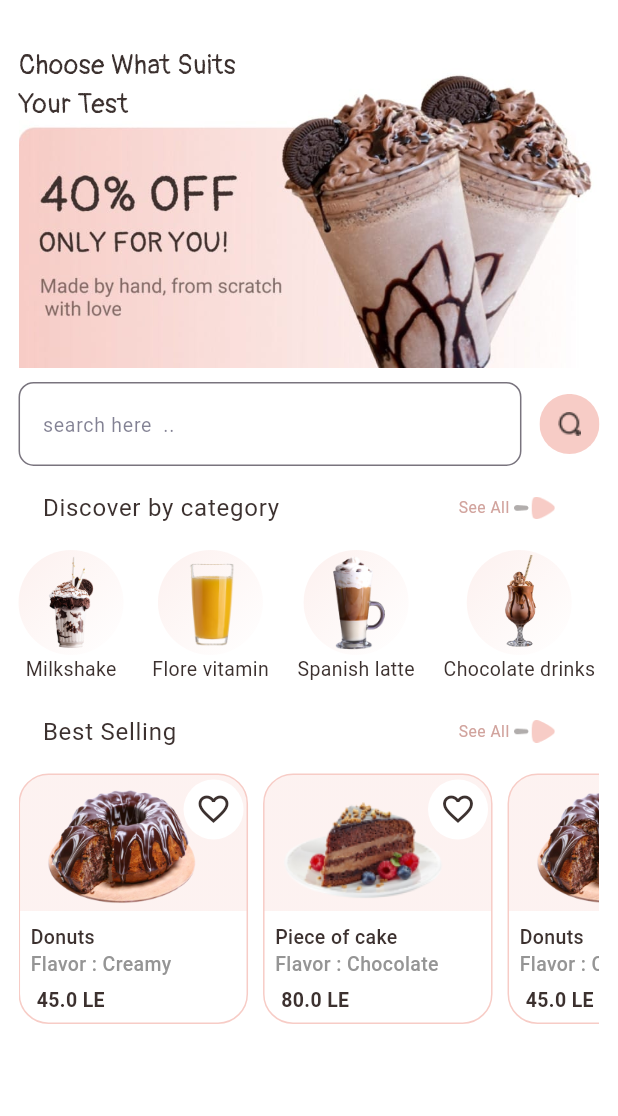
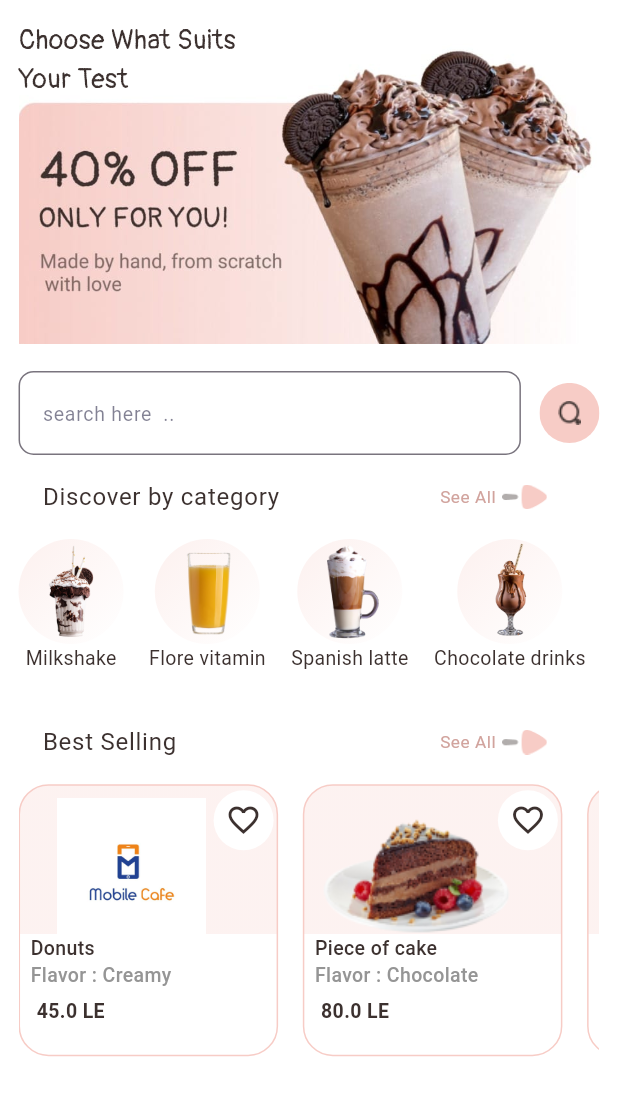
Before and after one commit to mohamedamr77/flowercafeapp, a Flutter app: the HomePageScreen screen opened directly, on a phone screen of 412 x 824 dp, the part 74-1190 px from its top. Run offline on Flutter 3.47's test engine with Material 3 defaults, Android fonts, the phone set to English and light mode, and no system bars; our stand-ins replace animate_do.

Commit message:
add media query

```diff
--- a/lib/model_varibale/best_selling/list_best_selling.dart
+++ b/lib/model_varibale/best_selling/list_best_selling.dart
@@ -7,7 +7,7 @@ import 'bestselling_model.dart';
 
 List<BestSellinModel> bestSellingList=[
   BestSellinModel(
-      image: ImageApp.donuts_Image,
+      image: "assets/images/mobilecafe.jpg",
       nameProduct: AppText.donatsText,
       flavor: "Creamy",
       price: 45,
@@ -55,7 +55,7 @@ List<BestSellinModel> bestSellingList=[
     price: 80,
   ),
   BestSellinModel(
-    image: ImageApp.donuts_Image,
+    image: "assets/images/meat.png",
     nameProduct: AppText.donatsText,
     flavor: "Creamy",
     price: 45,
--- a/lib/widget/best_selling_widget/best_selling_item.dart
+++ b/lib/widget/best_selling_widget/best_selling_item.dart
@@ -15,8 +15,8 @@ class _CustomBestSellingItemState extends State<CustomBestSellingItem> {
     return   Stack(
       children: [
         Container(
-          height: 167,
-          width: 153,
+          height: MediaQuery.of(context).size.height*0.22,
+          width: MediaQuery.of(context).size.width*0.42,
           decoration: BoxDecoration(
               gradient: LinearGradient(
                   colors: [
@@ -33,14 +33,13 @@ class _CustomBestSellingItemState extends State<CustomBestSellingItem> {
               )
           ),
         ),
+
         Positioned(
           left: 8,
-          right:28 ,
+          right:30 ,
           top:9 ,
           bottom: 81,
           child: Image(
-            height: 78,
-            width: 117,
             image: AssetImage(bestSellingList[widget.index].image),
           ),
         ),
--- a/lib/widget/home_page_widget/home_page_body.dart
+++ b/lib/widget/home_page_widget/home_page_body.dart
@@ -17,38 +17,36 @@ class CustomHomePageBody extends StatelessWidget {
     return Padding(
       padding:  EdgeInsets.symmetric(
         horizontal:MediaQuery.of(context).size.width*0.03 ,
-        vertical:MediaQuery.of(context).size.height*0.03  ,
+        vertical:MediaQuery.of(context).size.height*0.01  ,
       ),
       child: CustomScrollView(
         slivers: [
-          SliverToBoxAdapter(child: const  CustomBanner(image: ImageApp.homePage_flower_Image, text: AppText.chooseSuitsText)),
-          SliverToBoxAdapter(child: const   SizedBox(height: 9,)),
-          SliverToBoxAdapter(child: CustomSearch()),
+          SliverToBoxAdapter(child: const  CustomBanner(image: ImageApp.homePage_flower_Image, text: AppText.chooseSuitsText)), //done
+          SliverToBoxAdapter(child:    SizedBox(height: MediaQuery.of(context).size.height*0.022,)), //done
+          SliverToBoxAdapter(child: CustomSearch()), //done
           SliverToBoxAdapter(
               child: CustomListtile(
                 text: AppText.discoverCategoryText,
                 onTap:() => Navigator.push(context, MaterialPageRoute(builder: (context) => MilkshakeScreen(),)),
-          )),
-          SliverToBoxAdapter(child: CustomListViewCategory()),
-          SliverToBoxAdapter(child: const  SizedBox(height: 5,)),
-          SliverToBoxAdapter(
+          )),  //done
+          SliverToBoxAdapter(child: CustomListViewCategory()), //done without radius circleavatar
+          SliverToBoxAdapter(child:   SizedBox(height:MediaQuery.of(context).size.height*0.01,)), //done
+           SliverToBoxAdapter(
             child: CustomListtile(
                 text: AppText.bestSellingText,
                 onTap: (){
                   Navigator.push(context, MaterialPageRoute(builder: (context) =>  BestSellingScreen()));
                 }
             ),
-          ),
+          ), //done
            SliverToBoxAdapter(
              child: SizedBox(
-               height: 170,
+               height: MediaQuery.of(context).size.height*0.23,
                child: ListView.separated(
                  scrollDirection: Axis.horizontal,
                  itemBuilder: (context, index) => CustomBestSellingItem(index: index),
                  separatorBuilder: (BuildContext context, int index) {
-                 return SizedBox(
-                     width: 10,
-                 );
+                 return SizedBox(width: MediaQuery.of(context).size.width*0.04,);
                  },
                  itemCount: bestSellingList.length,),
              ),
--- a/lib/widget/home_page_widget/list_tile_custom.dart
+++ b/lib/widget/home_page_widget/list_tile_custom.dart
@@ -20,8 +20,8 @@ class CustomListtile  extends StatelessWidget{
       trailing: GestureDetector(
         onTap: onTap,
         child: Container(
-          width: 70,
-          height: 15,
+          width: MediaQuery.of(context).size.width*0.2,
+          height: MediaQuery.of(context).size.height*0.02,
           child: Row(
             children: [
               FittedBox(
@@ -33,7 +33,7 @@ class CustomListtile  extends StatelessWidget{
                   ),
                 ),
               ),
-              SizedBox(width: 3,),
+              SizedBox(width: MediaQuery.of(context).size.width*0.01,),
               Image(image: AssetImage("assets/images/Arrow---Right.png")),
             ],
           ),
--- a/lib/widget/home_page_widget/listview_category.dart
+++ b/lib/widget/home_page_widget/listview_category.dart
@@ -6,13 +6,13 @@ class CustomListViewCategory extends StatelessWidget{
   @override
   Widget build(BuildContext context) {
     return SizedBox(
-      height: 88,
+      height: MediaQuery.of(context).size.width*0.241,
       child: ListView.separated(
         scrollDirection: Axis.horizontal,
         itemBuilder: (context, index) => CategoryItem(
           index: index,
         ),
-        itemCount: categoryList.length, separatorBuilder: (BuildContext context, int index) => SizedBox(width: 19,),
+        itemCount: categoryList.length, separatorBuilder: (BuildContext context, int index) => SizedBox(width: MediaQuery.of(context).size.width*0.041,),
       ),
     );
   }
--- a/lib/widget/home_page_widget/search.dart
+++ b/lib/widget/home_page_widget/search.dart
@@ -26,7 +26,7 @@ class CustomSearch extends StatelessWidget{
 
           ),
         ),
-        SizedBox(width: 12,),
+        SizedBox(width: MediaQuery.of(context).size.width*0.03,),
         ClipRRect(
           borderRadius: BorderRadius.only(
             bottomLeft: Radius.circular(0),
--- a/pubspec.yaml
+++ b/pubspec.yaml
@@ -70,6 +70,7 @@ flutter:
   assets:
     - assets/images/
     - assets/images/homepage_above.png
+    - assets/images/jabanes icon.png
   #   - images/a_dot_ham.jpeg
 
   # An image asset can refer to one or more resolution-specific "variants", see
```
Also changed, not shown: assets/images/jabanes icon.png (added), assets/images/meat.png (added).
